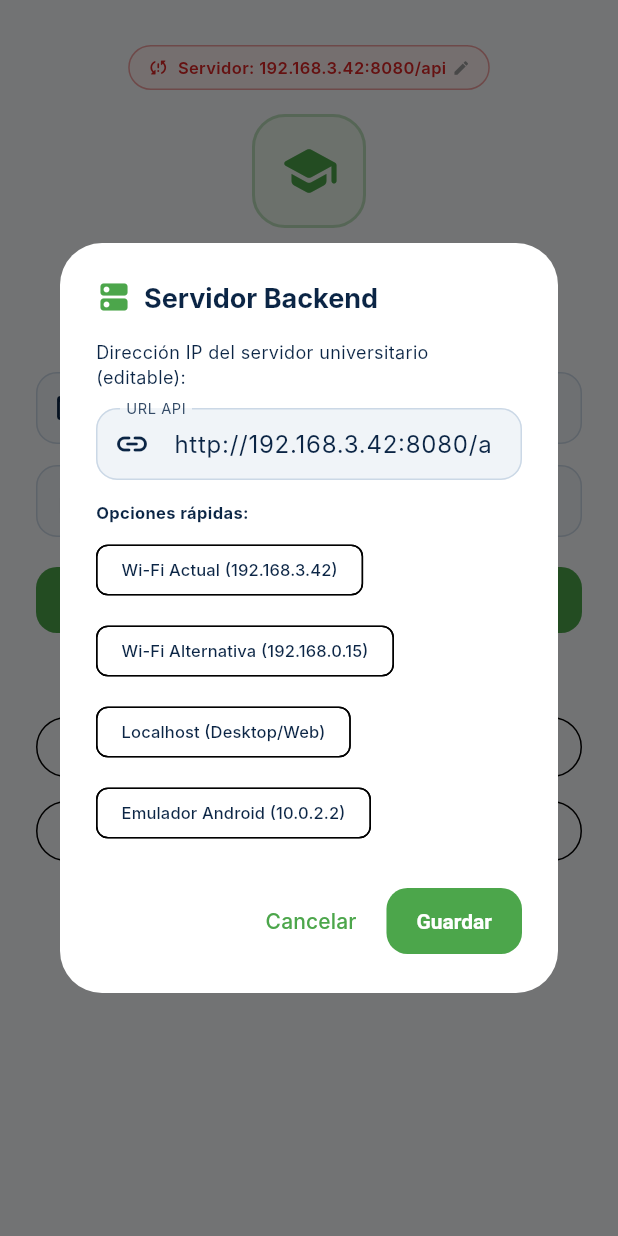
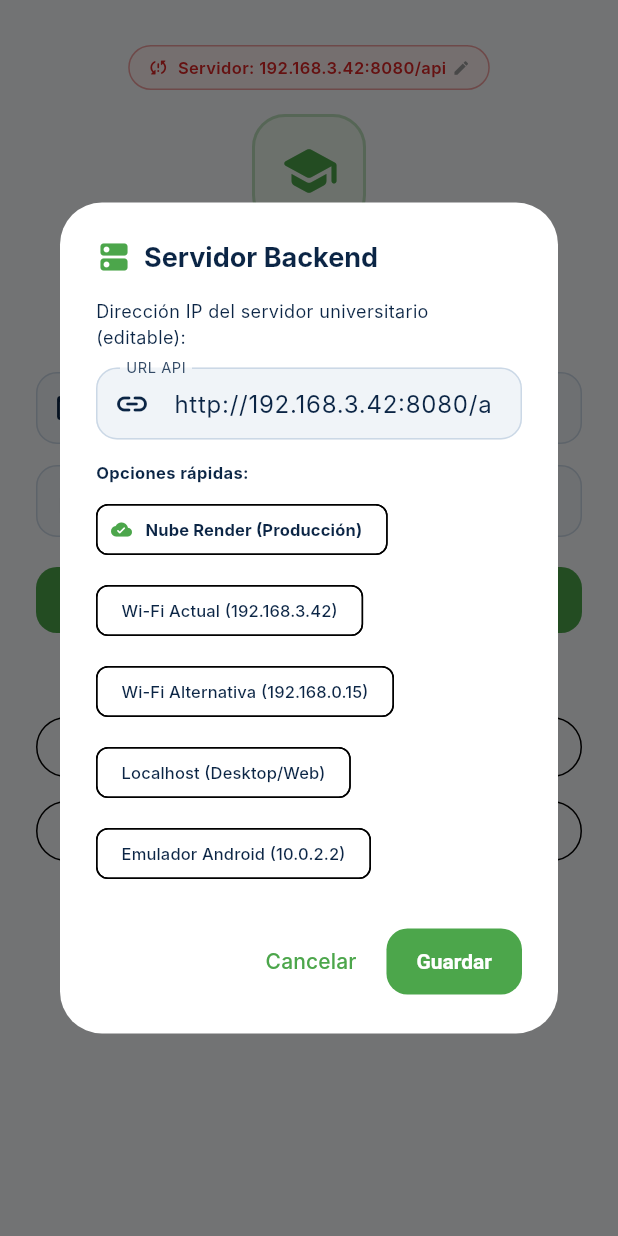
Before and after one commit to Dxnxxl369/InvestigacionFicct, a Flutter app: the screen it shows after launch, after a tap on an icon or button, on a phone screen of 412 x 824 dp. Run offline on Flutter 3.47's test engine with Material 3 defaults, Android fonts, the phone set to English and light mode, and no system bars; our stand-ins replace file_picker, shared_preferences; accounts and stored records are empty; network calls fail; Roboto replaces fonts that are missing (Inter).

Commit message:
feat(mobile): agregar opcion rapida de conexion a Nube Render

```diff
--- a/mobile/lib/config/constants.dart
+++ b/mobile/lib/config/constants.dart
@@ -7,6 +7,7 @@ class AppConstants {
   // En emulador Android: 10.0.2.2:8080
   // En web o Windows: localhost:8080
   static const String apiBaseUrl = 'http://192.168.3.42:8080/api';
+  static const String apiBaseUrlCloud = 'https://ficct-backend.onrender.com/api';
   static const String apiBaseUrlEmulator = 'http://10.0.2.2:8080/api';
   static const String apiBaseUrlWeb = 'http://localhost:8080/api';
 
--- a/mobile/lib/screens/auth/login_screen.dart
+++ b/mobile/lib/screens/auth/login_screen.dart
@@ -101,6 +101,11 @@ class _LoginScreenState extends State<LoginScreen> {
                   spacing: 6,
                   runSpacing: 6,
                   children: [
+                    ActionChip(
+                      avatar: const Icon(Icons.cloud_done_rounded, size: 14, color: AppTheme.accent),
+                      label: const Text('Nube Render (Producción)', style: TextStyle(fontSize: 11, fontWeight: FontWeight.bold)),
+                      onPressed: () => ipCtrl.text = AppConstants.apiBaseUrlCloud,
+                    ),
                     ActionChip(
                       label: const Text('Wi-Fi Actual (192.168.3.42)', style: TextStyle(fontSize: 11)),
                       onPressed: () => ipCtrl.text = 'http://192.168.3.42:8080/api',
```
